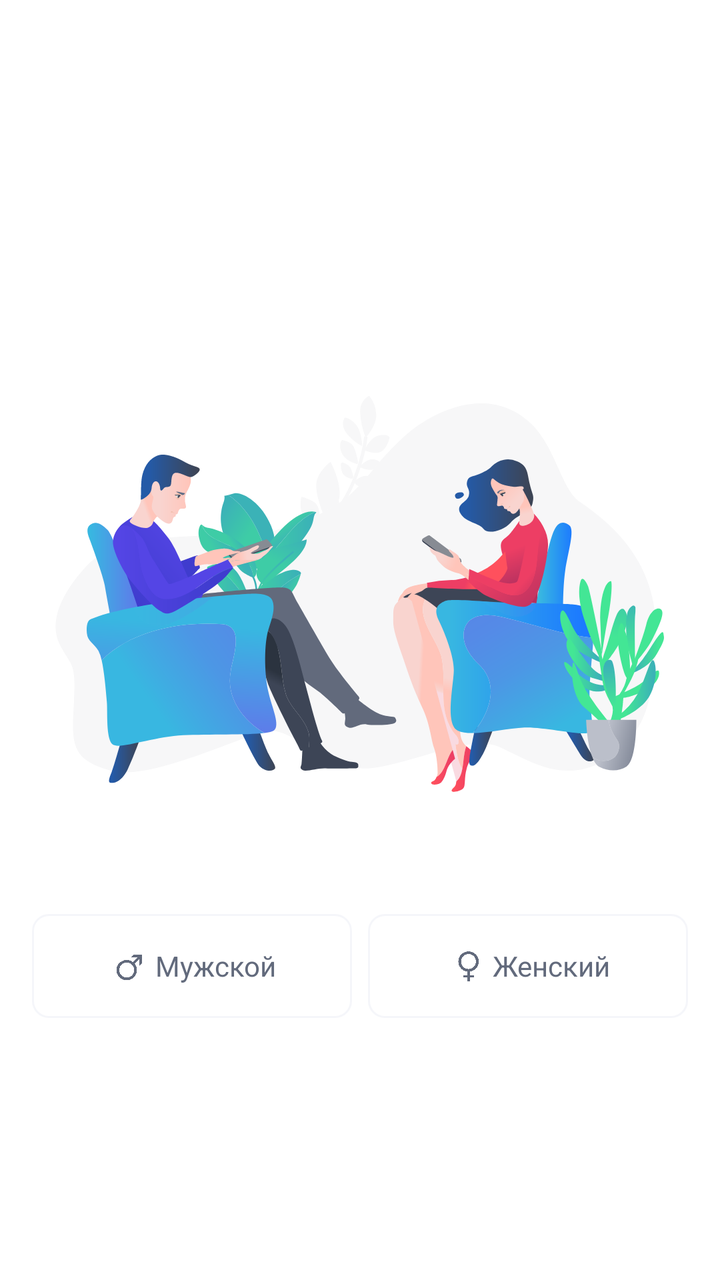
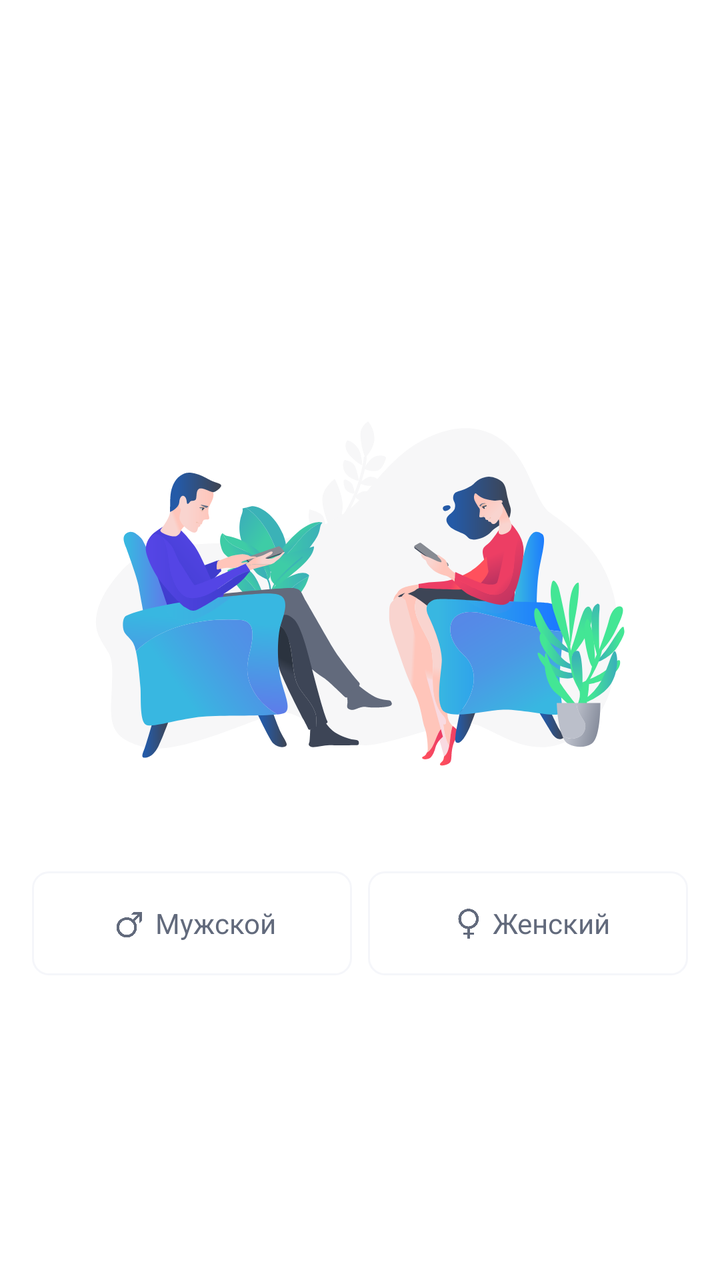

Two renders of the same Android screen: before a commit and after it. Below are the layout's source before the change and the commit's diff.
<!-- AndroidManifest.xml: another module's application theme AppTheme -->
<!-- res/layout/item_onboarding_gender.xml -->
<android.support.constraint.ConstraintLayout xmlns:android="http://schemas.android.com/apk/res/android"
    xmlns:app="http://schemas.android.com/apk/res-auto"
    android:layout_width="match_parent"
    android:layout_height="match_parent">

    <android.support.v7.widget.AppCompatImageView
        android:id="@+id/genderIconView"
        android:layout_width="match_parent"
        android:layout_height="0dp"
        android:layout_marginStart="24dp"
        android:layout_marginEnd="24dp"
        app:layout_constraintBottom_toTopOf="@+id/genderMaleView"
        app:layout_constraintDimensionRatio="w,1:1"
        app:layout_constraintEnd_toEndOf="parent"
        app:layout_constraintStart_toStartOf="parent"
        app:layout_constraintTop_toTopOf="parent"
        app:layout_constraintVertical_chainStyle="packed"
        app:srcCompat="@drawable/ic_gender" />

    <LinearLayout
        android:id="@+id/genderMaleView"
        style="@style/Button.Small.Blue"
        android:layout_width="0dp"
        android:layout_height="wrap_content"
        android:layout_marginStart="16dp"
        android:layout_marginTop="14dp"
        android:layout_marginEnd="4dp"
        android:orientation="horizontal"
        app:layout_constraintBottom_toBottomOf="parent"
        app:layout_constraintEnd_toStartOf="@+id/genderFemaleView"
        app:layout_constraintStart_toStartOf="parent"
        app:layout_constraintTop_toBottomOf="@+id/genderIconView">

        <android.support.v7.widget.AppCompatImageView
            android:layout_width="22dp"
            android:layout_height="wrap_content"
            android:layout_gravity="center_vertical"
            android:duplicateParentState="true"
            app:srcCompat="@drawable/selector_male_icon" />

        <android.support.v7.widget.AppCompatTextView
            style="style/Typography.Button.Small.Text.Light"
            android:layout_width="wrap_content"
            android:layout_height="wrap_content"
            android:layout_gravity="center_vertical"
            android:layout_marginStart="2dp"
            android:duplicateParentState="true"
            android:text="@string/on_boarding_gender_male"
            android:textColor="@color/button_small_light_text_color" />

    </LinearLayout>

    <LinearLayout
        android:id="@+id/genderFemaleView"
        style="@style/Button.Small.Blue"
        android:layout_width="0dp"
        android:layout_height="wrap_content"
        android:layout_marginStart="4dp"
        android:layout_marginEnd="16dp"
        android:orientation="horizontal"
        app:layout_constraintEnd_toEndOf="parent"
        app:layout_constraintStart_toEndOf="@+id/genderMaleView"
        app:layout_constraintTop_toTopOf="@+id/genderMaleView">

        <android.support.v7.widget.AppCompatImageView
            android:layout_width="22dp"
            android:layout_height="wrap_content"
            android:layout_gravity="center_vertical"
            android:duplicateParentState="true"
            app:srcCompat="@drawable/selector_female_icon" />

        <android.support.v7.widget.AppCompatTextView
            style="style/Typography.Button.Small.Text.Light"
            android:layout_width="wrap_content"
            android:layout_height="wrap_content"
            android:layout_gravity="center_vertical"
            android:layout_marginStart="2dp"
            android:duplicateParentState="true"
            android:text="@string/on_boarding_gender_female"
            android:textColor="@color/button_small_light_text_color" />
    </LinearLayout>


</android.support.constraint.ConstraintLayout>
<!-- resources referenced by this layout -->
<resources>
  <!-- drawable selector_female_icon (drawable) -->
  <?xml version="1.0" encoding="utf-8"?>
  <selector xmlns:android="http://schemas.android.com/apk/res/android">
      <item android:drawable="@drawable/ic_female_selected" android:state_selected="true"/>
      <item android:drawable="@drawable/ic_female" />
  </selector>
  <!-- drawable selector_male_icon (drawable) -->
  <?xml version="1.0" encoding="utf-8"?>
  <selector xmlns:android="http://schemas.android.com/apk/res/android">
      <item android:drawable="@drawable/ic_male_selected" android:state_selected="true"/>
      <item android:drawable="@drawable/ic_male" />
  </selector>
  <string name="on_boarding_gender_female">Женский</string>
  <string name="on_boarding_gender_male">Мужской</string>
  <style name="Button.Small.Blue" parent="Button.Small.Light">
          <item name="android:background">@drawable/selector_button_small_blue</item>
      </style>
  <color name="colorPrimary">@color/white</color>
  <color name="colorPrimaryDark">#f3f2f2</color>
  <color name="colorAccent">@color/shade_g_green_a</color>
  <color name="color_window_background">@color/white</color>
  <style name="BottomSheetTransparentStyle" parent="Theme.Design.BottomSheetDialog">
          <item name="android:windowAnimationStyle">@null</item>
          <item name="android:colorBackground">@android:color/transparent</item>
          <item name="android:backgroundDimEnabled">false</item>
          <item name="android:windowIsFloating">false</item>
          <item name="android:statusBarColor">@android:color/transparent</item>
      </style>
  <style name="New.Button3.White">
          <item name="android:textColor">@color/white</item>
      </style>
  <color name="white">#ffffff</color>
  <style name="Typography.Button.Small.Text.Light" parent="Typography.Button.Small.Text">
          <item name="android:textColor">@color/button_small_light_text_color</item>
      </style>
  <!-- drawable selector_button_small_light (drawable) -->
  <?xml version="1.0" encoding="utf-8"?>
  <selector xmlns:android="http://schemas.android.com/apk/res/android">
      <item android:drawable="@drawable/bg_button_small_disabled" android:state_enabled="false" />
      <item android:drawable="@drawable/bg_button_small_light_pressed" android:state_pressed="true" />
      <item android:drawable="@drawable/bg_button_small_light_active" />
  </selector>
  <dimen name="small_button_width">160dp</dimen>
  <dimen name="small_button_padding">14dp</dimen>
  <!-- drawable bg_button_small_disabled (drawable) -->
  <?xml version="1.0" encoding="utf-8"?>
  <shape xmlns:android="http://schemas.android.com/apk/res/android"
      android:shape="rectangle">
      <solid android:color="@color/color_button_disabled" />
      <corners android:radius="@dimen/small_button_corners" />
  </shape>
  <color name="shade_g_green_a">#3ec9a8</color>
  <style name="Typography.Button.Small.Text" parent="Typography.Base.Roboto.Medium">
          <item name="android:textSize">@dimen/font_size_button_2</item>
          <item name="android:gravity">center_horizontal</item>
      </style>
  <dimen name="small_button_corners">8dp</dimen>
  <color name="color_button_small_blue_gradient_end">@color/g_purpur_b</color>
  <color name="color_button_small_blue_gradient_start">@color/g_purpur_a</color>
  <color name="color_button_disabled">@color/shade_black3</color>
  <color name="color_button_small_pressed">@color/shade_black3</color>
  <dimen name="small_button_border_width">1dp</dimen>
  <color name="color_button_small_border">@color/shade_black4</color>
  <color name="color_button_small_active">@color/white</color>
  <style name="Typography.Base.Roboto.Medium" parent="TextAppearance.AppCompat">
          <item name="android:fontFamily">@font/roboto_medium</item>
      </style>
  <dimen name="font_size_button_2">14sp</dimen>
  <color name="g_purpur_b">#6078ea</color>
  <color name="g_purpur_a">#17ead9</color>
  <color name="shade_black3">#e3e3e3</color>
  <color name="shade_black4">#f5f6fa</color>
  <!-- unchanged entries left out for length: 11 -->
</resources>

<!-- the commit's change to res/layout/item_onboarding_gender.xml (unified diff, before → after) -->
@@ -10,7 +10,7 @@
         android:layout_marginStart="24dp"
         android:layout_marginEnd="24dp"
         app:layout_constraintBottom_toTopOf="@+id/genderMaleView"
-        app:layout_constraintDimensionRatio="w,1:1"
+        app:layout_constraintDimensionRatio="w,1:1.15"
         app:layout_constraintEnd_toEndOf="parent"
         app:layout_constraintStart_toStartOf="parent"
         app:layout_constraintTop_toTopOf="parent"
@@ -23,7 +23,7 @@
         android:layout_width="0dp"
         android:layout_height="wrap_content"
         android:layout_marginStart="16dp"
-        android:layout_marginTop="14dp"
+        android:layout_marginTop="12dp"
         android:layout_marginEnd="4dp"
         android:orientation="horizontal"
         app:layout_constraintBottom_toBottomOf="parent"
